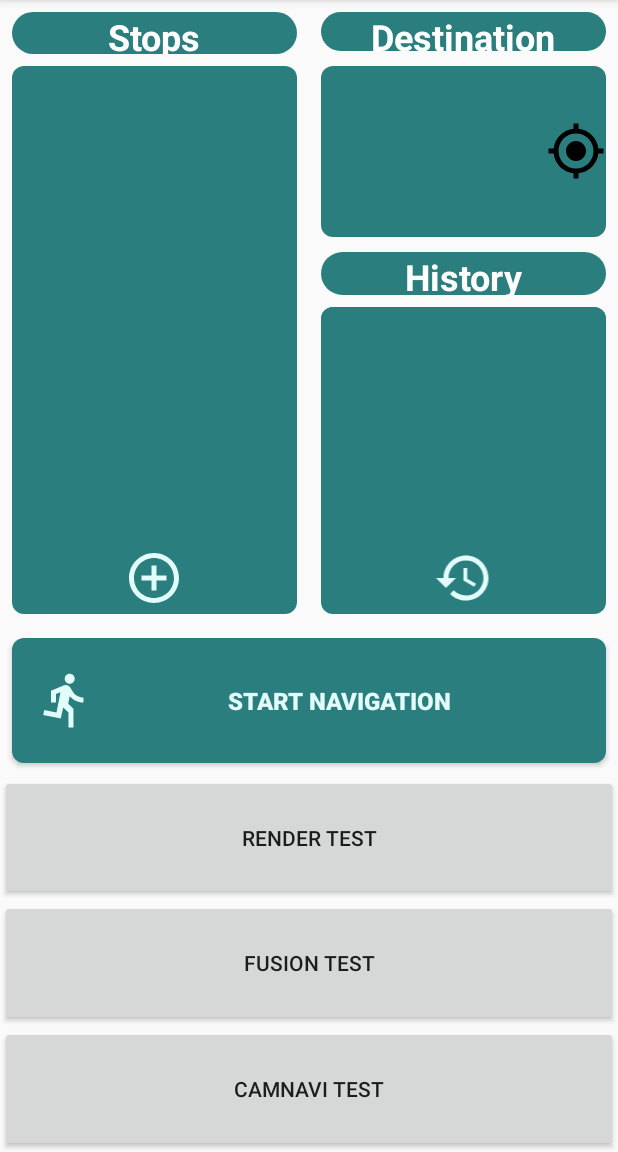
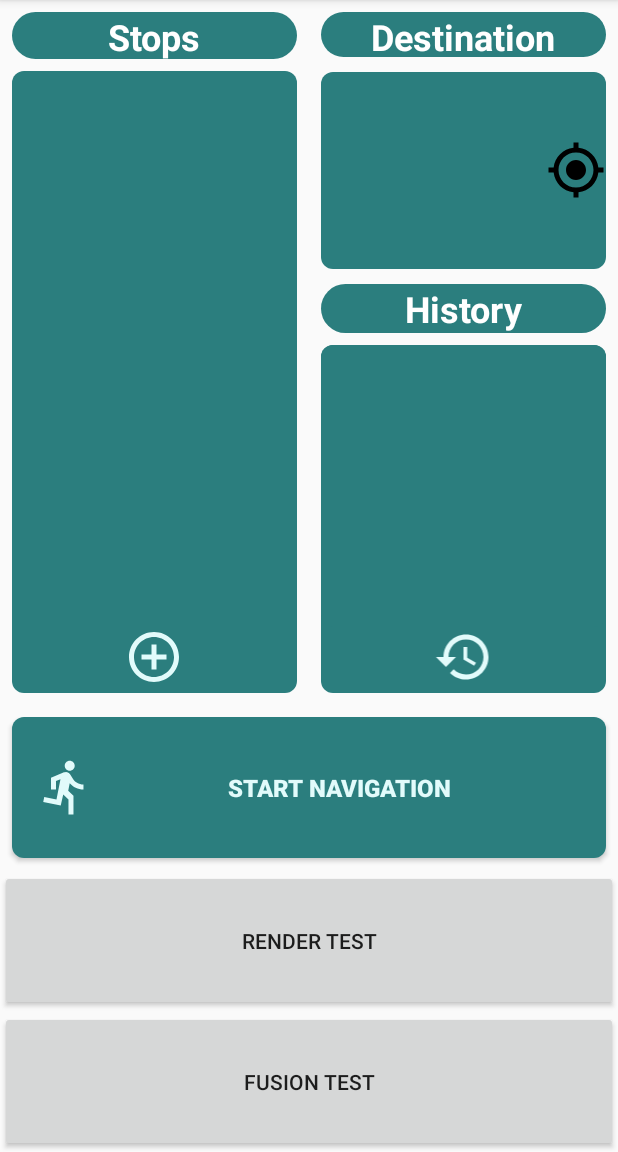
Before and after one commit to mighty1231/AlphaNavigation, an Android app: the screen it shows after launch (BasicSettingActivity), on a phone screen of 412 x 824 dp, the part 84-1236 px from its top. Run offline under Robolectric (Android 15) with nearby library versions, the phone set to English and light mode, and no system bars; libraries missing offline, so code that uses them is left out: com.skp, io.realm; 15 statements that could not run were skipped.

Commit message:
Removed CamNavi Test

```diff
--- a/app/src/main/res/layout/activity_basic_setting.xml
+++ b/app/src/main/res/layout/activity_basic_setting.xml
@@ -38,11 +38,5 @@
         android:layout_weight="1"
         android:text="Fusion test"
         android:id="@+id/fusionTest"/>
-    <Button
-        android:layout_width="match_parent"
-        android:layout_height="0dp"
-        android:layout_weight="1"
-        android:text="CamNavi test"
-        android:id="@+id/camNaviTest"/>
 
 </LinearLayout>
```
